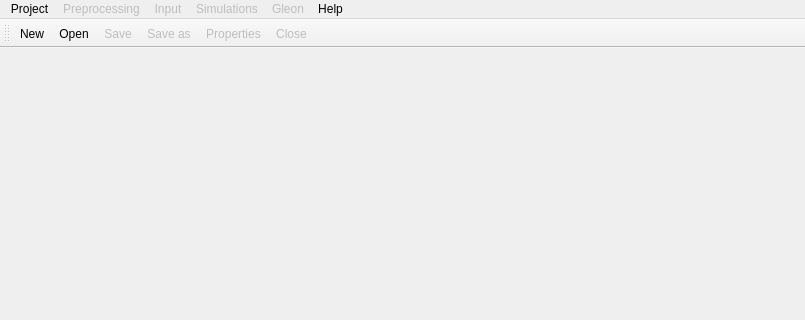
This is src/ui/main_window.ui in IPH-ECO/iph-eco-gui as Qt 5 draws it before an edit; both pictures show x 0 to 805 and y 0 to 320 of the 805 by 507 pixel window. The edited form follows.
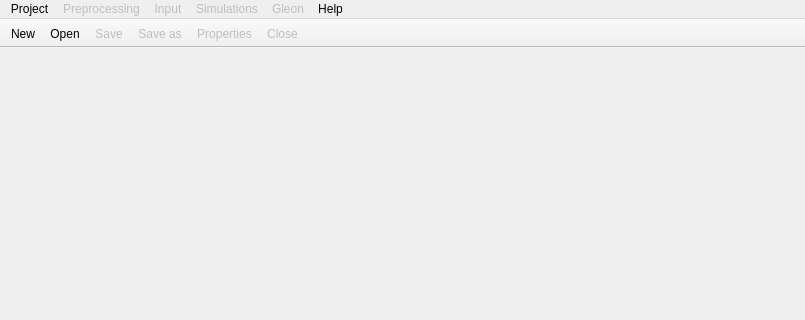
This is the edited form. Icons and pictures are not drawn.

The edit to the form file:
```diff
--- a/src/ui/main_window.ui
+++ b/src/ui/main_window.ui
@@ -117,6 +117,15 @@
    <property name="windowTitle">
     <string>toolBar</string>
    </property>
+   <property name="movable">
+    <bool>false</bool>
+   </property>
+   <property name="iconSize">
+    <size>
+     <width>24</width>
+     <height>24</height>
+    </size>
+   </property>
    <attribute name="toolBarArea">
     <enum>TopToolBarArea</enum>
    </attribute>
```
Left out of the diff: 2 changed lines with no effect on the pictures.
